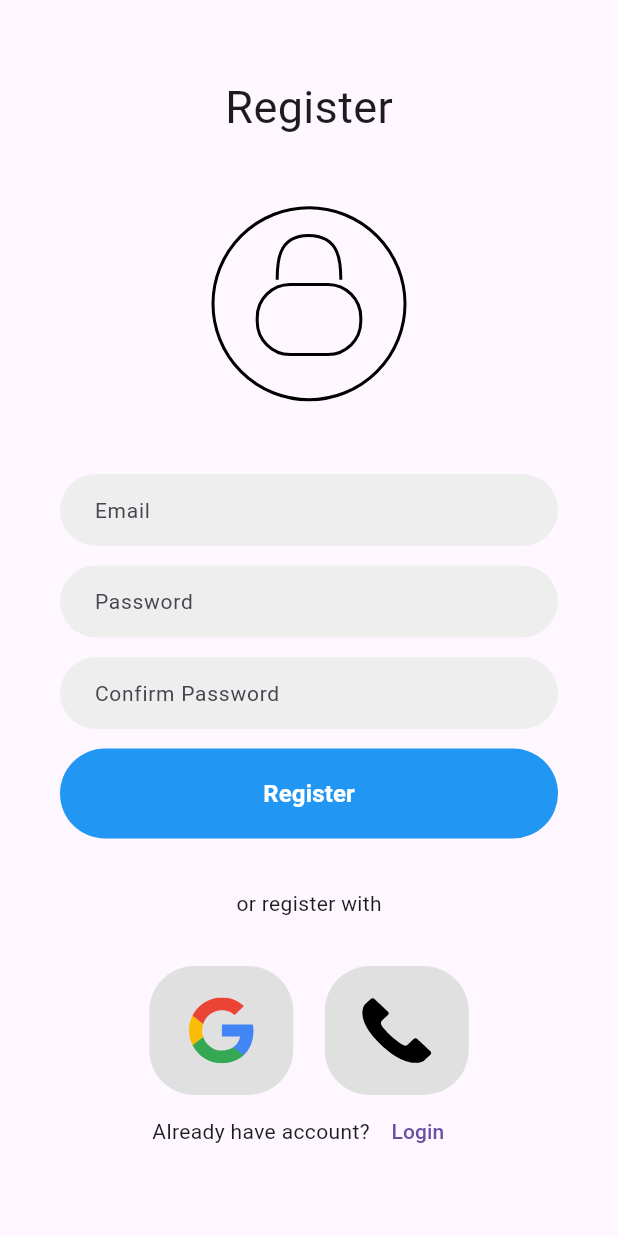
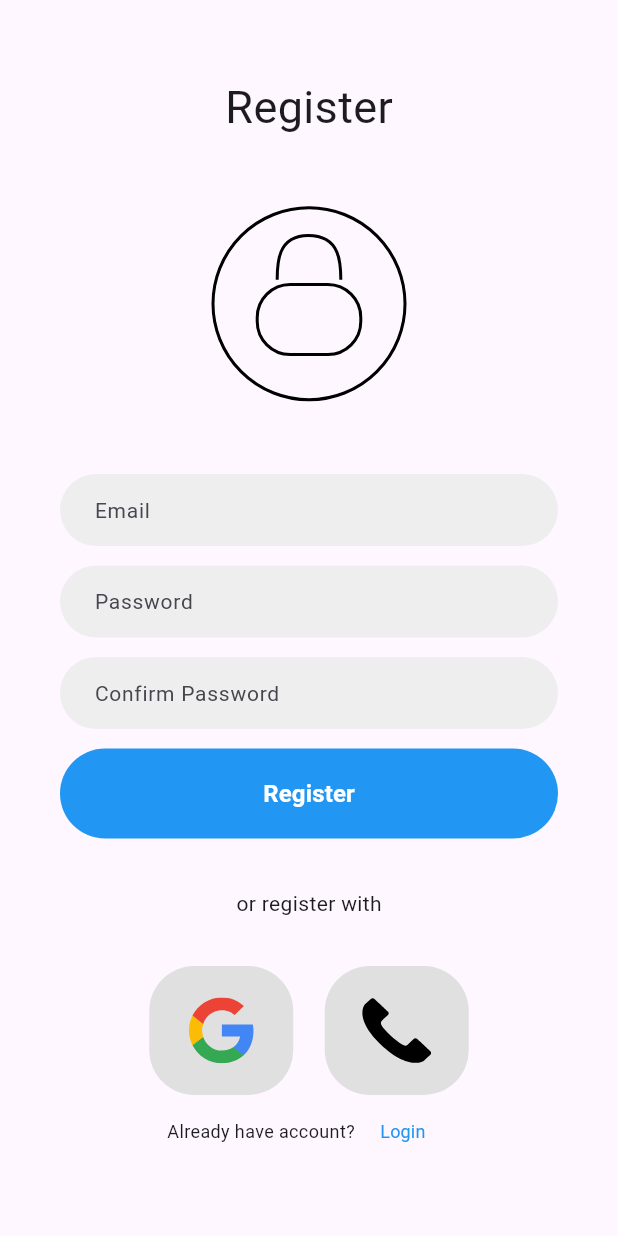
Before and after one commit to patrickmasry195/ibsra_mobile_application, a Flutter app: the SignUpView screen opened by its route, on a phone screen of 412 x 824 dp. Run offline on Flutter 3.47's test engine with Material 3 defaults, Android fonts, the phone set to English and light mode, and no system bars; our stand-ins replace equatable, flutter_bloc, flutter_svg, go_router, google_fonts, lottie and 1 more.

Commit message:
fixed issues

```diff
--- a/lib/features/auth/presentation/views/login_view.dart
+++ b/lib/features/auth/presentation/views/login_view.dart
@@ -71,7 +71,7 @@ class LoginView extends StatelessWidget {
                             GoRouter.of(context).push(AppRouter.kSignUpView);
                           },
                           child: Text(
-                            ' SignUp',
+                            '    SignUp',
                             style: Styles.linkStyle12.copyWith(
                               color: Colors.blue,
                             ),
--- a/lib/features/auth/presentation/views/sign_up_view.dart
+++ b/lib/features/auth/presentation/views/sign_up_view.dart
@@ -76,12 +76,20 @@ class SignUpView extends StatelessWidget {
                     Row(
                       mainAxisAlignment: MainAxisAlignment.center,
                       children: [
-                        Text("Already have account?"),
+                        Text(
+                          "Already have account?",
+                          style: Styles.linkStyle12,
+                        ),
                         TextButton(
                           onPressed: () {
                             GoRouter.of(context).push(AppRouter.kLoginView);
                           },
-                          child: Text("Login"),
+                          child: Text(
+                            "Login",
+                            style: Styles.linkStyle12.copyWith(
+                              color: Colors.blue,
+                            ),
+                          ),
                         ),
                       ],
                     ),
```
